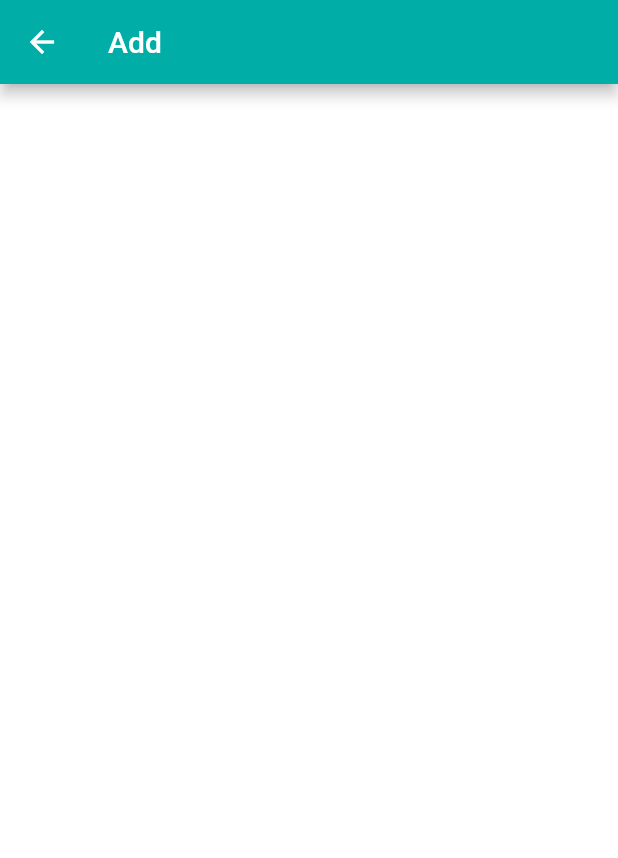
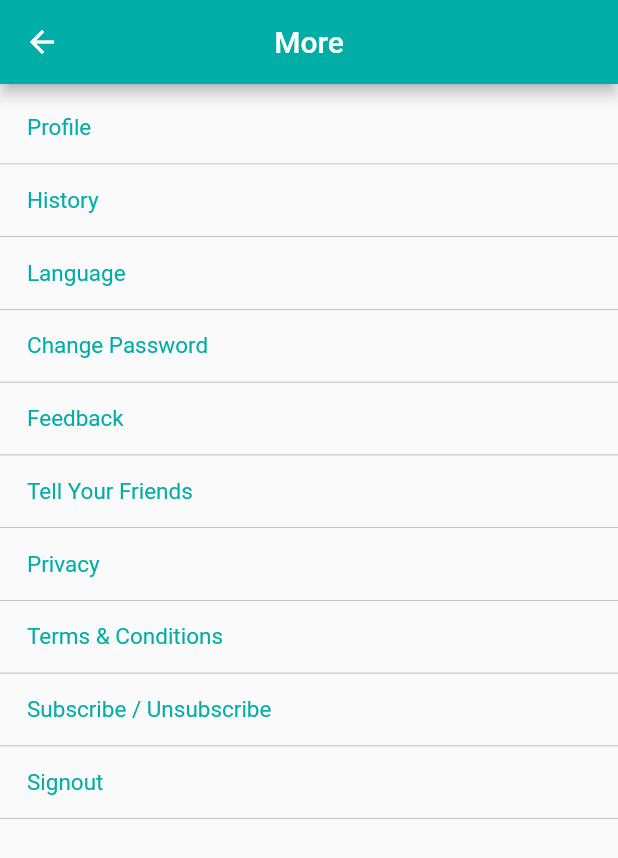
Before and after one commit to krishbala905/poketrewards, a Flutter app: the MoreTab screen opened directly, on a phone screen of 412 x 824 dp. Shown: the top 858 px of the screen. Run offline on Flutter 3.47's test engine with Material 2 defaults, Android fonts, the phone set to English and light mode, and no system bars; our stand-ins replace device_info_plus, firebase_core, firebase_messaging, flutter_local_notifications, flutter_spinkit, shared_preferences and 1 more; accounts and stored records are empty.

Commit message:
More Fragment

```diff
--- /dev/null
+++ b/lib/UI/Tabbar/More/MoreTab.dart
@@ -0,0 +1,201 @@
+import 'package:flutter/material.dart';
+import 'package:poketrewards/UI/Tabbar/More/ChangePassword.dart';
+import 'package:poketrewards/UI/Tabbar/More/Language.dart';
+import 'package:poketrewards/UI/Tabbar/More/Privacy.dart';
+import 'package:poketrewards/UI/Tabbar/More/Signout.dart';
+import 'package:poketrewards/UI/Tabbar/More/Subscribe.dart';
+import 'package:poketrewards/UI/Tabbar/More/Tellyourfriends.dart';
+import 'package:poketrewards/UI/Tabbar/More/TermsandConditions.dart';
+import 'package:poketrewards/res/Colors.dart';
+
+import '../../../res/Strings.dart';
+import 'History.dart';
+import 'Profile.dart';
+import 'feadback.dart';
+
+class MoreTab extends StatefulWidget {
+  const MoreTab({Key? key}) : super(key: key);
+
+  @override
+  State<MoreTab> createState() => _MoreTabState();
+}
+
+class _MoreTabState extends State<MoreTab> {
+  @override
+  Widget build(BuildContext context) {
+    return SafeArea(
+      child: Scaffold(
+        appBar: AppBar(
+          title: Text(
+            more_appbar,
+            style: TextStyle(
+              fontSize: 20,
+              color: Colors.white,
+            ),
+          ),
+          backgroundColor: PoketMaincolo,
+          centerTitle: true,
+        ),
+        body: Column(
+          crossAxisAlignment: CrossAxisAlignment.center,
+          children: [
+            SizedBox(
+              height: 5,
+            ),
+            GestureDetector(
+              onTap: () {
+                Navigator.push(
+                    context, MaterialPageRoute(builder: (context) => Profile(),));
+              },
+              child: Container(
+                  height: 48,
+                  child: Padding(
+                    padding: const EdgeInsets.only(left: 18.0),
+                    child: Align(alignment: Alignment.centerLeft,
+                        child: Text(profile, style: TextStyle(
+                            color: PoketMaincolo, fontSize: 15),)),
+                  )),
+            ),
+            Container(decoration: BoxDecoration(color: lightgrey), height: 0.5,),
+            GestureDetector(
+              onTap: () {
+                Navigator.push(
+                    context, MaterialPageRoute(builder: (context) => History(),));
+              },
+              child: Container(
+                  height: 48,
+                  child: Padding(
+                    padding: const EdgeInsets.only(left: 18.0),
+                    child: Align(alignment: Alignment.centerLeft,
+                        child: Text(history, style: TextStyle(
+                            color: PoketMaincolo, fontSize: 15),)),
+                  )),
+            ),
+            Container(decoration: BoxDecoration(color: lightgrey), height: 0.5,),
+            GestureDetector(
+              onTap: () {
+                Navigator.push(
+                    context, MaterialPageRoute(builder: (context) => Language(),));
+              },
+              child: Container(
+                  height: 48,
+                  child: Padding(
+                    padding: const EdgeInsets.only(left: 18.0),
+                    child: Align(alignment: Alignment.centerLeft,
+                        child: Text(language, style: TextStyle(
+                            color: PoketMaincolo, fontSize: 15),)),
+                  )),
+            ),
+            Container(decoration: BoxDecoration(color: lightgrey), height: 0.5,),
+            GestureDetector(
+              onTap: () {
+                Navigator.push(
+                    context, MaterialPageRoute(builder: (context) => ChangePassword(),));
+              },
+              child: Container(
+                  height: 48,
+                  child: Padding(
+                    padding: const EdgeInsets.only(left: 18.0),
+                    child: Align(alignment: Alignment.centerLeft,
+                        child: Text(change_password, style: TextStyle(
+                            color: PoketMaincolo, fontSize: 15),)),
+                  )),
+            ),
+            Container(decoration: BoxDecoration(color: lightgrey), height: 0.5,),
+            GestureDetector(
+              onTap: () {
+                Navigator.push(
+                    context, MaterialPageRoute(builder: (context) => Feadback(),));
+              },
+              child: Container(
+                  height: 48,
+                  child: Padding(
+                    padding: const EdgeInsets.only(left: 18.0),
+                    child: Align(alignment: Alignment.centerLeft,
+                        child: Text(feed_back, style: TextStyle(
+                            color: PoketMaincolo, fontSize: 15),)),
+                  )),
+            ),
+            Container(decoration: BoxDecoration(color: lightgrey), height: 0.5,),
+            GestureDetector(
+              onTap: () {
+                Navigator.push(
+                    context, MaterialPageRoute(builder: (context) => Tellyourfriends(),));
+              },
+              child: Container(
+                  height: 48,
+                  child: Padding(
+                    padding: const EdgeInsets.only(left: 18.0),
+                    child: Align(alignment: Alignment.centerLeft,
+                        child: Text(tell_your_friends, style: TextStyle(
+                            color: PoketMaincolo, fontSize: 15),)),
+                  )),
+            ),
+            Container(decoration: BoxDecoration(color: lightgrey), height: 0.5,),
+            GestureDetector(
+              onTap: () {
+                Navigator.push(
+                    context, MaterialPageRoute(builder: (context) => Privacy(),));
+              },
+              child: Container(
+                  height: 48,
+                  child: Padding(
+                    padding: const EdgeInsets.only(left: 18.0),
+                    child: Align(alignment: Alignment.centerLeft,
+                        child: Text(privacy, style: TextStyle(
+                            color: PoketMaincolo, fontSize: 15),)),
+                  )),
+            ),
+            Container(decoration: BoxDecoration(color: lightgrey), height: 0.5,),
+            GestureDetector(
+              onTap: () {
+                Navigator.push(
+                    context, MaterialPageRoute(builder: (context) => TermsandConditions(),));
+              },
+              child: Container(
+                  height: 48,
+                  child: Padding(
+                    padding: const EdgeInsets.only(left: 18.0),
+                    child: Align(alignment: Alignment.centerLeft,
+                        child: Text(termsandconditions, style: TextStyle(
+                            color: PoketMaincolo, fontSize: 15),)),
+                  )),
+            ),
+            Container(decoration: BoxDecoration(color: lightgrey), height: 0.5,),
+            GestureDetector(
+              onTap: () {
+                Navigator.push(
+                    context, MaterialPageRoute(builder: (context) => Subscribe(),));
+              },
+              child: Container(
+                  height: 48,
+                  child: Padding(
+                    padding: const EdgeInsets.only(left: 18.0),
+                    child: Align(alignment: Alignment.centerLeft,
+                        child: Text(subscribe, style: TextStyle(
+                            color: PoketMaincolo, fontSize: 15),)),
+                  )),
+            ),
+            Container(decoration: BoxDecoration(color: lightgrey), height: 0.5,),
+            GestureDetector(
+              onTap: () {
+                Navigator.push(
+                    context, MaterialPageRoute(builder: (context) => Signout(),));
+              },
+              child: Container(
+                  height: 48,
+                  child: Padding(
+                    padding: const EdgeInsets.only(left: 18.0),
+                    child: Align(alignment: Alignment.centerLeft,
+                        child: Text(signout, style: TextStyle(
+                            color: PoketMaincolo, fontSize: 15),)),
+                  )),
+            ),
+            Container(decoration: BoxDecoration(color: lightgrey), height: 0.5,),
+          ],
+        )
+        //  backgroundColor:  Colors.white54,
+      ),
+    );
+  }
+}
--- /dev/null
+++ b/lib/UI/Tabbar/More/Privacy.dart
@@ -0,0 +1,14 @@
+import 'package:flutter/material.dart';
+class Privacy extends StatefulWidget {
+  const Privacy({Key? key}) : super(key: key);
+
+  @override
+  State<Privacy> createState() => _PrivacyState();
+}
+
+class _PrivacyState extends State<Privacy> {
+  @override
+  Widget build(BuildContext context) {
+    return Container();
+  }
+}
--- /dev/null
+++ b/lib/UI/Tabbar/More/Signout.dart
@@ -0,0 +1,14 @@
+import 'package:flutter/material.dart';
+class Signout extends StatefulWidget {
+  const Signout({Key? key}) : super(key: key);
+
+  @override
+  State<Signout> createState() => _SignoutState();
+}
+
+class _SignoutState extends State<Signout> {
+  @override
+  Widget build(BuildContext context) {
+    return Container();
+  }
+}
--- /dev/null
+++ b/lib/UI/Tabbar/More/Subscribe.dart
@@ -0,0 +1,15 @@
+import 'package:flutter/material.dart';
+
+class Subscribe extends StatefulWidget {
+  const Subscribe({Key? key}) : super(key: key);
+
+  @override
+  State<Subscribe> createState() => _SubscribeState();
+}
+
+class _SubscribeState extends State<Subscribe> {
+  @override
+  Widget build(BuildContext context) {
+    return Container();
+  }
+}
--- a/lib/UI/Tabbar/MoreTab.dart
+++ /dev/null
@@ -1,26 +0,0 @@
-import 'package:flutter/material.dart';
-import 'package:poketrewards/res/Colors.dart';
-
-class MoreTab extends StatefulWidget {
-  const MoreTab({Key? key}) : super(key: key);
-
-  @override
-  State<MoreTab> createState() => _MoreTabState();
-}
-
-class _MoreTabState extends State<MoreTab> {
-  @override
-  Widget build(BuildContext context) {
-    return SafeArea(
-      child:Scaffold(
-        appBar: AppBar(title: Text('Add',style: TextStyle(
-            fontSize: 20,
-          color: Colors.white,
-        ),
-        ),backgroundColor: PoketMaincolo, ),
-        backgroundColor:  Colors.white54,
-      ),
-
-    );
-  }
-}
--- a/lib/res/Strings.dart
+++ b/lib/res/Strings.dart
@@ -5,3 +5,14 @@ const email = "Email";
 const password = "Password";
 const loginwith = "LOGIN WITH EMAIL";
 const forgot_password = "Forgot Password?";
+const more_appbar = "More";
+const profile = "Profile";
+const history ="History";
+const language ="Language";
+const change_password ="Change Password";
+const feed_back ="Feedback";
+const tell_your_friends ="Tell Your Friends";
+const privacy ="Privacy";
+const termsandconditions ="Terms & Conditions ";
+const subscribe ="Subscribe / Unsubscribe";
+const signout ="Signout";
```
Also changed, not shown: lib/UI/Tabbar/ConsumerTab.dart (+14 -14 lines), lib/UI/Tabbar/More/TermsandConditions.dart (added, +14 -0 lines), lib/UI/Tabbar/More/feadback.dart (added, +14 -0 lines), assets/ic_wallet_over.png (added).
